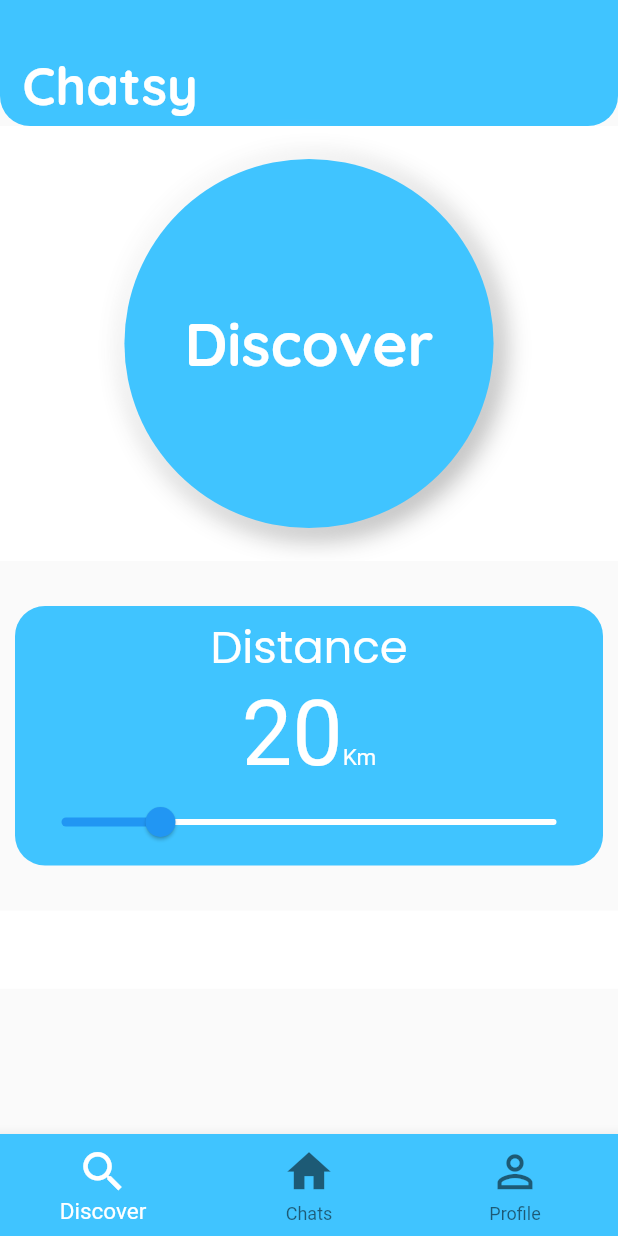
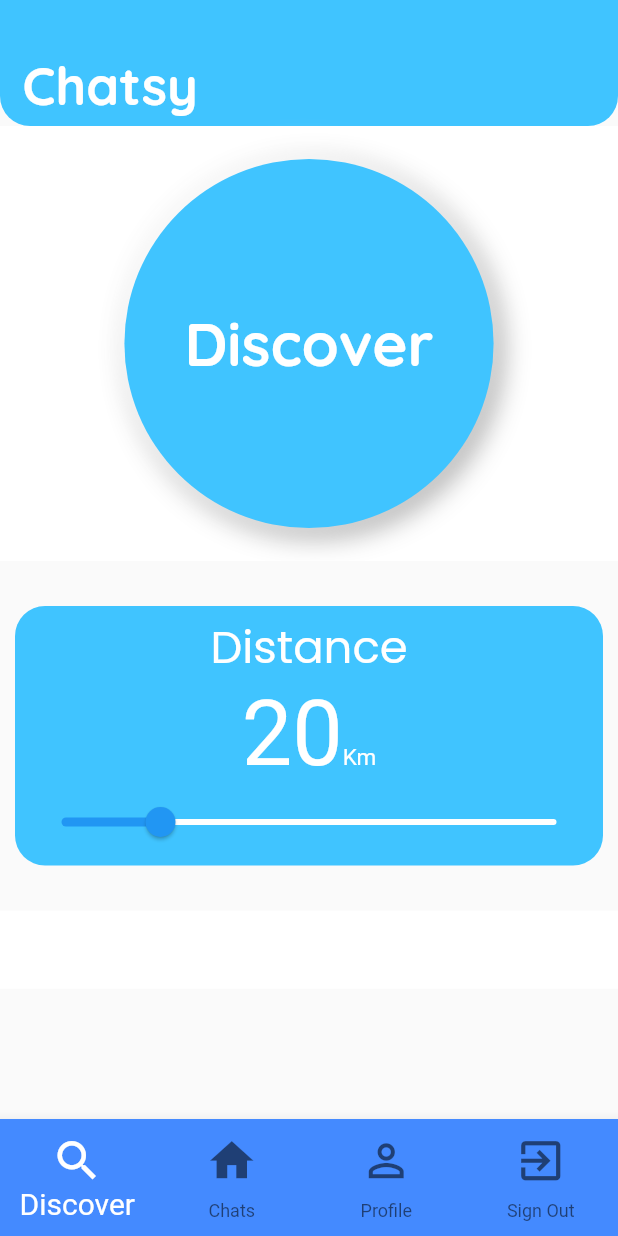
Before and after one commit to abhikrnigam/ChatsyFlutter, a Flutter app: the MainScreen screen opened directly, on a phone screen of 412 x 824 dp. Run offline on Flutter 3.47's test engine with Material 2 defaults, Android fonts, the phone set to English and light mode, and no system bars; our stand-ins replace cloud_firestore, firebase_auth, firebase_storage, font_awesome_flutter, geolocator, google_fonts and 4 more; missing offline and left inert: cloud_firestore_web, firebase_auth_web, firebase_core_web, geoflutterfire, google_sign_in_web, shared_preferences_web; accounts and stored records are empty.

Commit message:
These are the following changes that have been made in the application:
1.	Removed the WillpopScope method
2.	Added the signout method in the mainscreen
3.	Added the signout option in the bottom navigation bar

```diff
--- a/lib/Screens/loginscreen.dart
+++ b/lib/Screens/loginscreen.dart
@@ -160,7 +160,9 @@ class _LoginScreenState extends State<LoginScreen> {
                 ),
                 RawMaterialButton(
                   onPressed:() {
-                    _auth.signInWithEmailAndPassword(email: email, password: password);
+                    _auth.signInWithEmailAndPassword(email: email, password: password).catchError((e)=>{
+                      Scaffold.of(context).showSnackBar(SnackBar(content: Text("$e"),)),
+                    });
                     Navigator.push(context,MaterialPageRoute(builder:(context)=>(MainScreen())));
                   },
                   shape: RoundedRectangleBorder(
--- a/lib/Screens/mainscreen.dart
+++ b/lib/Screens/mainscreen.dart
@@ -65,6 +65,11 @@ class _MainScreenState extends State<MainScreen> {
     authCredential=widget.authCredential;
     user=widget.user;
     googleSignIn.signOut();
+    _auth.signOut().then((value) => {
+      print("user signed out"),
+    }).catchError((e)=>{
+      print(e),
+    });
     Navigator.pop(context);
 
   }
@@ -86,7 +91,7 @@ class _MainScreenState extends State<MainScreen> {
 
 
   Future<FirebaseUser> getUser() async {
-      transferUser=await user;
+      transferUser=user;
     return transferUser;
   }
 
@@ -98,26 +103,29 @@ class _MainScreenState extends State<MainScreen> {
     if(index==1){
       return HomeScreen(user: getUser(),);
     }
-    else return ProfileScreen(user: getUser(),);
+    if(index==2)
+      return ProfileScreen(user: getUser(),);
+    else signOut();
 }
 
 
   int index=0;
   @override
   Widget build(BuildContext context) {
-    return Scaffold(
+    return  Scaffold(
         body: getPage(index),
         bottomNavigationBar: BottomNavigationBar(
+          type: BottomNavigationBarType.fixed,
           onTap: (value){
             setState(() {
               index=value;
             });
 
           },
-        backgroundColor: Colors.lightBlueAccent,
+          backgroundColor: Colors.blueAccent,
           currentIndex: index,
           selectedItemColor: Colors.white,
-        selectedFontSize: 15,
+          selectedFontSize: 20,
           items: <BottomNavigationBarItem>[
             BottomNavigationBarItem(
               icon: Icon(Icons.search,
@@ -140,6 +148,14 @@ class _MainScreenState extends State<MainScreen> {
                 'Profile',
               ),
             ),
+            BottomNavigationBarItem(
+              icon: Icon(
+                Icons.exit_to_app,
+                size: 35,),
+              title: Text(
+                'Sign Out',
+              ),
+            ),
           ],
         ),
     );
```
Also changed, not shown: lib/Screens/homescreen.dart (+0 -25 lines). Lines whose indentation alone changed are shown as unchanged.
